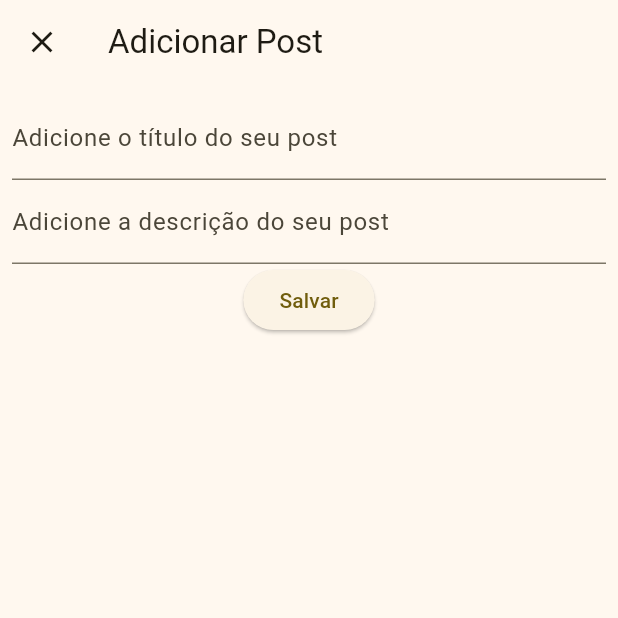
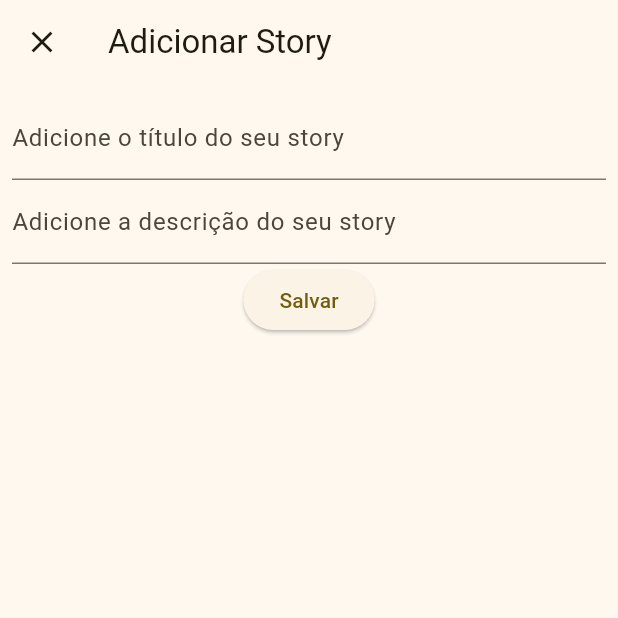
Before and after one commit to pedrogdnz/instagram-flutter, a Flutter app: the screen it shows after launch, after a tap on the "add" icon, on a phone screen of 412 x 824 dp, the top half of it. Run offline on Flutter 3.47's test engine with Material 3 defaults, Android fonts, the phone set to English and light mode, and no system bars.

Commit message:
storys quase completos

```diff
--- a/lib/models/story.dart
+++ b/lib/models/story.dart
@@ -1,7 +1,7 @@
 class Story {
-  final String titulo;
-  final String texto;
-  final bool liked;
+  String titulo;
+  String texto;
+  bool liked;
 
   Story({required this.titulo, required this.texto, required this.liked});
 }
--- /dev/null
+++ b/lib/views/add_story.dart
@@ -0,0 +1,109 @@
+import 'package:flutter/material.dart';
+import 'package:instagram/models/story.dart';
+
+class AddStory extends StatefulWidget {
+  final Story? story;
+
+  const AddStory({super.key, this.story});
+
+  @override
+  State<AddStory> createState() => _AddStoryState();
+}
+
+class _AddStoryState extends State<AddStory> {
+  final _formKey = GlobalKey<FormState>();
+  final TextEditingController _tituloPostController = TextEditingController();
+  final TextEditingController _textoPostController = TextEditingController();
+
+  @override
+  void initState() {
+    super.initState();
+    if (widget.story != null) {
+      _tituloPostController.text = widget.story!.titulo;
+      _textoPostController.text = widget.story!.texto;
+    }
+  }
+
+  @override
+  Widget build(BuildContext context) {
+    return Scaffold(
+      appBar: AppBar(
+        title:
+            widget.story == null
+                ? const Text("Adicionar Story")
+                : const Text("Editar Story"),
+        leading: IconButton(
+          icon: Icon(Icons.close),
+          onPressed: () {
+            Navigator.pop(context);
+          },
+        ),
+      ),
+
+      body: Padding(
+        padding: const EdgeInsets.all(8.0),
+        child: Form(
+          key: _formKey,
+          child: Column(
+            children: [
+              TextFormField(
+                decoration: InputDecoration(
+                  labelText: 'Adicione o título do seu story',
+                ),
+                controller: _tituloPostController,
+                validator: (value) {
+                  if (value == null || value.isEmpty) {
+                    return 'Entre com seu story';
+                  }
+                  return null;
+                },
+              ),
+              TextFormField(
+                decoration: InputDecoration(
+                  labelText: 'Adicione a descrição do seu story',
+                ),
+                controller: _textoPostController,
+                validator: (value) {
+                  if (value == null || value.isEmpty) {
+                    return 'Entre com seu texto';
+                  }
+                  return null;
+                },
+              ),
+              ElevatedButton(
+                onPressed: () {
+                  if (_formKey.currentState!.validate()) {
+                    ScaffoldMessenger.of(context).showSnackBar(
+                      SnackBar(
+                        content: Text("Salvando"),
+                        shape: RoundedRectangleBorder(
+                          borderRadius: BorderRadius.circular(10.0),
+                        ),
+                        behavior: SnackBarBehavior.floating,
+                        width: 350.0,
+                      ),
+                    );
+
+                    if (widget.story == null) {
+                      Story novoStory = Story(
+                        titulo: _tituloPostController.text,
+                        texto: _textoPostController.text,
+                        liked: false,
+                      );
+                      Navigator.pop(context, novoStory);
+                    } else {
+                      widget.story?.titulo = _tituloPostController.text;
+                      widget.story?.texto = _textoPostController.text;
+                      Navigator.pop(context);
+                    }
+                  }
+                },
+                child: const Text("Salvar"),
+              ),
+            ],
+          ),
+        ),
+      ),
+    );
+  }
+}
--- a/lib/views/home_page.dart
+++ b/lib/views/home_page.dart
@@ -4,6 +4,7 @@ import 'package:instagram/models/story.dart';
 import 'package:instagram/views/add_post.dart';
 import 'package:instagram/views/post_item.dart';
 import 'package:instagram/views/story_item.dart';
+import 'package:instagram/views/add_story.dart';
 
 class HomePage extends StatefulWidget {
   const HomePage({super.key});
@@ -16,35 +17,83 @@ class _HomePageState extends State<HomePage> {
   final List<Post> _posts = [];
 
   final List<Story> _stories = [
-    Story(titulo: "Viagem", texto: "Fui para a praia", liked: true),
-    Story(titulo: "Comida", texto: "Comi um lanche", liked: false),
-    Story(titulo: "Estudo", texto: "Estudei Flutter", liked: true),
-    Story(titulo: "Trabalho", texto: "Trabalhei muito", liked: false),
-    Story(titulo: "Esporte", texto: "Joguei futebol", liked: true),
-    Story(titulo: "Música", texto: "Ouvi rock", liked: false),
-    Story(titulo: "Cinema", texto: "Assisti um filme", liked: true),
-    Story(titulo: "Natureza", texto: "Fiz uma trilha", liked: false),
-    Story(titulo: "Arte", texto: "Pintei um quadro", liked: true),
-    Story(titulo: "Tecnologia", texto: "Comprei um gadget novo", liked: false),
+    Story(titulo: "Viagem", texto: "Praia", liked: true),
+    Story(titulo: "Comida", texto: "Lanche", liked: false),
+    Story(titulo: "Estudo", texto: "Flutter", liked: true),
+    Story(titulo: "Trabalho", texto: "Muito trabalho", liked: false),
+    Story(titulo: "Esporte", texto: "Futebol", liked: true),
+    Story(titulo: "Música", texto: "Rock", liked: false),
+    Story(titulo: "Cinema", texto: "Filme", liked: true),
+    Story(titulo: "Natureza", texto: "Trilha", liked: false),
+    Story(titulo: "Arte", texto: "Quadro", liked: true),
+    Story(titulo: "Tecnologia", texto: "Gadget", liked: false),
   ];
 
   @override
   Widget build(BuildContext context) {
     return Scaffold(
       appBar: AppBar(title: const Text("Derogram")),
-
       body: Column(
         children: [
           SizedBox(
-            height: 150,
+            height: 100,
             child: ListView.builder(
               scrollDirection: Axis.horizontal,
-              itemCount: _stories.length,
+              itemCount: _stories.length + 1,
               itemBuilder: (context, index) {
-                return StoryItem(story: _stories[_stories.length - index - 1]);
+                if (index == 0) {
+                  return Padding(
+                    padding: const EdgeInsets.symmetric(horizontal: 5.0),
+                    child: Column(
+                      mainAxisSize: MainAxisSize.min,
+                      mainAxisAlignment: MainAxisAlignment.center,
+                      children: [
+                        GestureDetector(
+                          onTap: () async {
+                            final result = await Navigator.push(
+                              context,
+                              MaterialPageRoute(
+                                builder: (context) => const AddStory(),
+                              ),
+                            );
+                            if (result != null) {
+                              setState(() {
+                                _stories.add(result);
+                              });
+                            }
+                          },
+                          child: Container(
+                            width: 70,
+                            height: 70,
+                            decoration: BoxDecoration(
+                              shape: BoxShape.circle,
+                              color: Colors.grey.shade300,
+                            ),
+                            child: const Icon(Icons.add, size: 35),
+                          ),
+                        ),
+                        const SizedBox(height: 5),
+                        const Text(
+                          "Adicionar",
+                          style: TextStyle(fontSize: 12),
+                          textAlign: TextAlign.center,
+                        ),
+                      ],
+                    ),
+                  );
+                }
+
+                return Padding(
+                  padding: const EdgeInsets.symmetric(horizontal: 5.0),
+                  child: StoryItem(
+                    story: _stories[_stories.length - index - 1],
+                  ),
+                );
               },
             ),
           ),
+
+          // Posts
           Expanded(
             child: ListView.builder(
               itemCount: _posts.length,
@@ -57,6 +106,7 @@ class _HomePageState extends State<HomePage> {
               },
             ),
           ),
+
           FloatingActionButton(
             onPressed: () async {
               final result = await Navigator.push(
@@ -76,15 +126,27 @@ class _HomePageState extends State<HomePage> {
     );
   }
 
-  curtirPost(int index) {
+  void curtirPost(int index) {
     setState(() {
       _posts[index].curtido = !_posts[index].curtido;
     });
   }
 
-  deletePost(int index) {
+  void deletePost(int index) {
     setState(() {
       _posts.removeAt(index);
     });
   }
+
+  void curtirStory(int index) {
+    setState(() {
+      _stories[index].liked = !_stories[index].liked;
+    });
+  }
+
+  void deleteStory(int index) {
+    setState(() {
+      _stories.removeAt(index);
+    });
+  }
 }
--- a/lib/views/story_item.dart
+++ b/lib/views/story_item.dart
@@ -2,27 +2,56 @@ import 'package:flutter/material.dart';
 import 'package:instagram/models/story.dart';
 
 class StoryItem extends StatelessWidget {
+  final Story story;
   const StoryItem({super.key, required this.story});
-  final Story story;
 
   @override
   Widget build(BuildContext context) {
     return Padding(
-      padding: const EdgeInsets.all(8.0),
-      child: ListTile(
-        title: Text(story.titulo),
-        subtitle: Text(story.texto),
-        leading: Icon(
-          story.liked ? Icons.favorite : Icons.favorite_border,
-          color: story.liked ? Colors.amber : null,
-        ),
-        tileColor: Theme.of(context).colorScheme.primaryContainer,
-        contentPadding: const EdgeInsets.all(6.0),
-        titleTextStyle: TextStyle(
-          fontSize: 16,
-          fontWeight: FontWeight.bold,
-          color: Theme.of(context).colorScheme.primary,
-        ),
+      padding: const EdgeInsets.all(5.0),
+      child: Column(
+        mainAxisAlignment: MainAxisAlignment.center,
+        children: [
+          Container(
+            width: 90,
+            height: 90,
+            decoration: BoxDecoration(
+              color: Theme.of(context).colorScheme.inversePrimary,
+              shape: BoxShape.circle,
+            ),
+            child: Center(
+              child: Column(
+                mainAxisAlignment: MainAxisAlignment.center,
+                children: [
+                  Text(
+                    story.titulo,
+                    textAlign: TextAlign.center,
+                    style: TextStyle(
+                      fontSize: 14,
+                      fontWeight: FontWeight.bold,
+                      color: Theme.of(context).colorScheme.primary,
+                    ),
+                  ),
+                  const SizedBox(height: 2),
+                  Text(
+                    story.texto,
+                    textAlign: TextAlign.center,
+                    style: TextStyle(
+                      fontSize: 12,
+                      color: Theme.of(context).colorScheme.primary,
+                    ),
+                  ),
+                  const SizedBox(height: 4),
+                  Icon(
+                    story.liked ? Icons.favorite : Icons.favorite_border,
+                    size: 16,
+                    color: story.liked ? Colors.red : null,
+                  ),
+                ],
+              ),
+            ),
+          ),
+        ],
       ),
     );
   }
```
